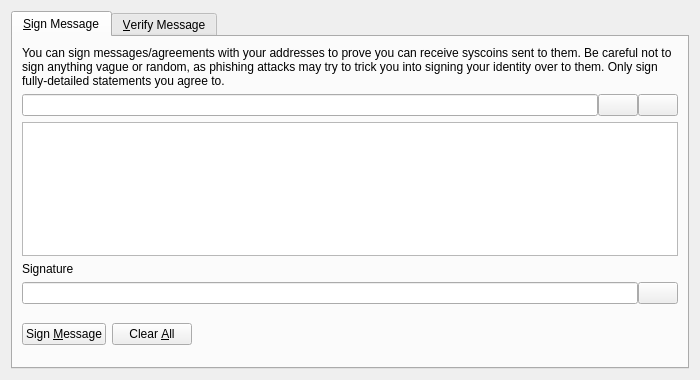
Old version of the form src/qt/forms/signverifymessagedialog.ui in the repository syscoin/syscoin.
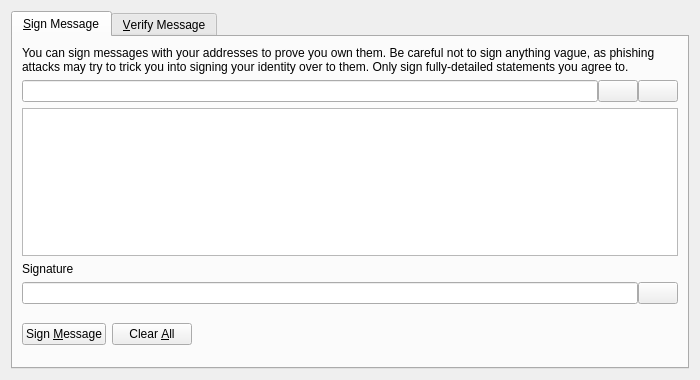
New version of the form. Icons and pictures are not drawn. Custom widgets are drawn as their Qt base class.

Diff of the .ui file:
```diff
--- a/src/qt/forms/signverifymessagedialog.ui
+++ b/src/qt/forms/signverifymessagedialog.ui
@@ -30,7 +30,7 @@
        <item>
         <widget class="QLabel" name="infoLabel_SM">
          <property name="text">
-          <string>You can sign messages/agreements with your addresses to prove you can receive syscoins sent to them. Be careful not to sign anything vague or random, as phishing attacks may try to trick you into signing your identity over to them. Only sign fully-detailed statements you agree to.</string>
+          <string>You can sign messages with your addresses to prove you own them. Be careful not to sign anything vague, as phishing attacks may try to trick you into signing your identity over to them. Only sign fully-detailed statements you agree to.</string>
          </property>
          <property name="textFormat">
           <enum>Qt::PlainText</enum>
```
Left out of the diff: 50 changed lines with no effect on the pictures.
